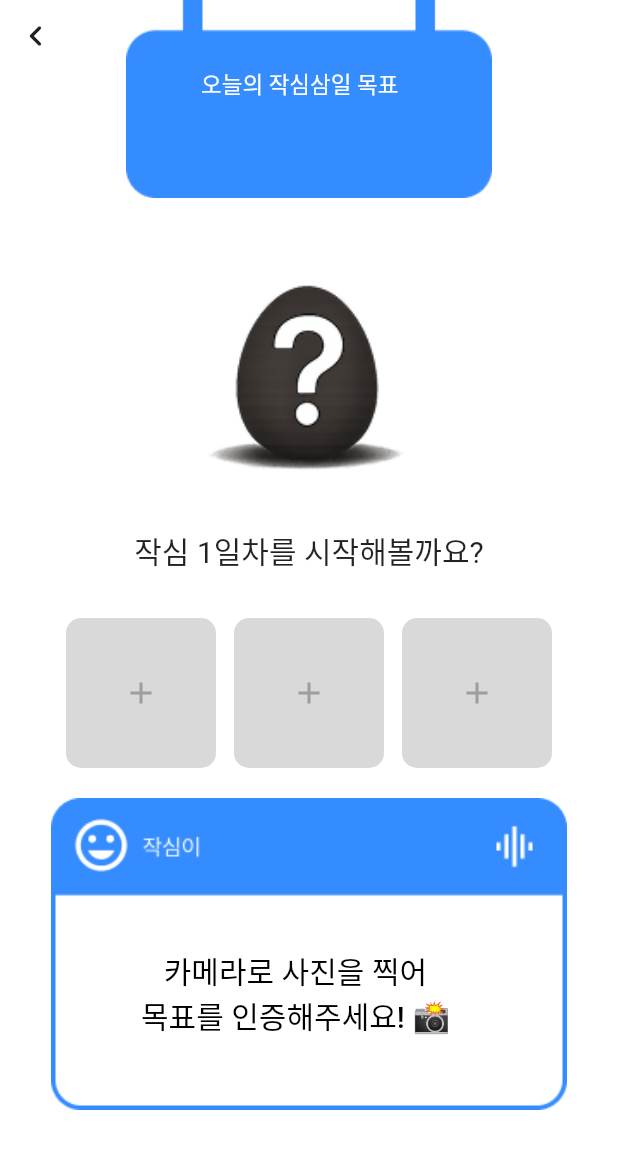
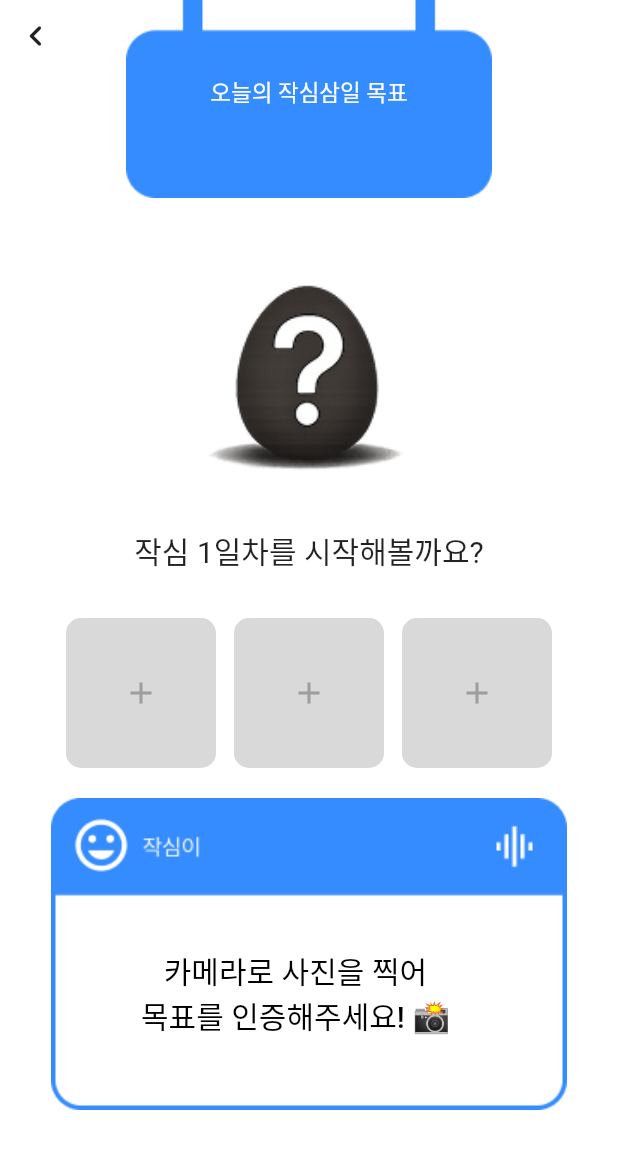
Before and after one commit to koss-winter-team2/frontend, a Flutter app: the CertificationWidget screen opened directly with empty values, on a phone screen of 412 x 824 dp. Shown: the top 1149 px of the screen. Run offline on Flutter 3.47's test engine with Material 3 defaults, Android fonts, the light colour scheme and no system bars; our stand-ins replace image_picker, logger, shared_preferences, stroke_text; accounts and stored records are empty; network calls fail; Roboto replaces fonts that are missing (KERISKEDU_R, Pretendard); project files that could hold a hidden picture were left out.

Commit message:
[FIX] 여백 수정

```diff
--- a/lib/widgets/certification_widget.dart
+++ b/lib/widgets/certification_widget.dart
@@ -70,13 +70,14 @@ class CertificationWidget extends StatelessWidget {
                 child: Column(
                   children: [
                     Stack(
+                      alignment: Alignment.center,
                       children: [
                         Image.asset(
-                            'assets/images/board.png'
+                          'assets/images/board.png',
                         ),
-                        const Positioned(
-                          left: 50,
-                          top: 45,
+                        const Center(
+                          child: Padding(
+                            padding: EdgeInsets.only(bottom: 10),
                             child: Text(
                               '오늘의 작심삼일 목표',
                               style: TextStyle(
@@ -87,9 +88,10 @@ class CertificationWidget extends StatelessWidget {
                               ),
                             ),
                           ),
-                        Positioned(
-                          left: 45,
-                          top: 65,
+                        ),
+                        Center(
+                          child: Padding(
+                            padding: const EdgeInsets.only(top: 50),
                             child: Text(
                               currentChallenge.plan,
                               style: const TextStyle(
@@ -97,6 +99,7 @@ class CertificationWidget extends StatelessWidget {
                                 fontWeight: FontWeight.w700,
                                 fontSize: 26,
                                 color: Colors.white,
+                              ),
                             ),
                           ),
                         ),
@@ -161,7 +164,6 @@ class CertificationWidget extends StatelessWidget {
                                   ),
                               ),
                             );
-
                           }
                         },
                         child: Image.asset(
```
Also changed, not shown: lib/screens/certification_screen.dart (+2 -6 lines). Lines whose indentation alone changed are shown as unchanged.
